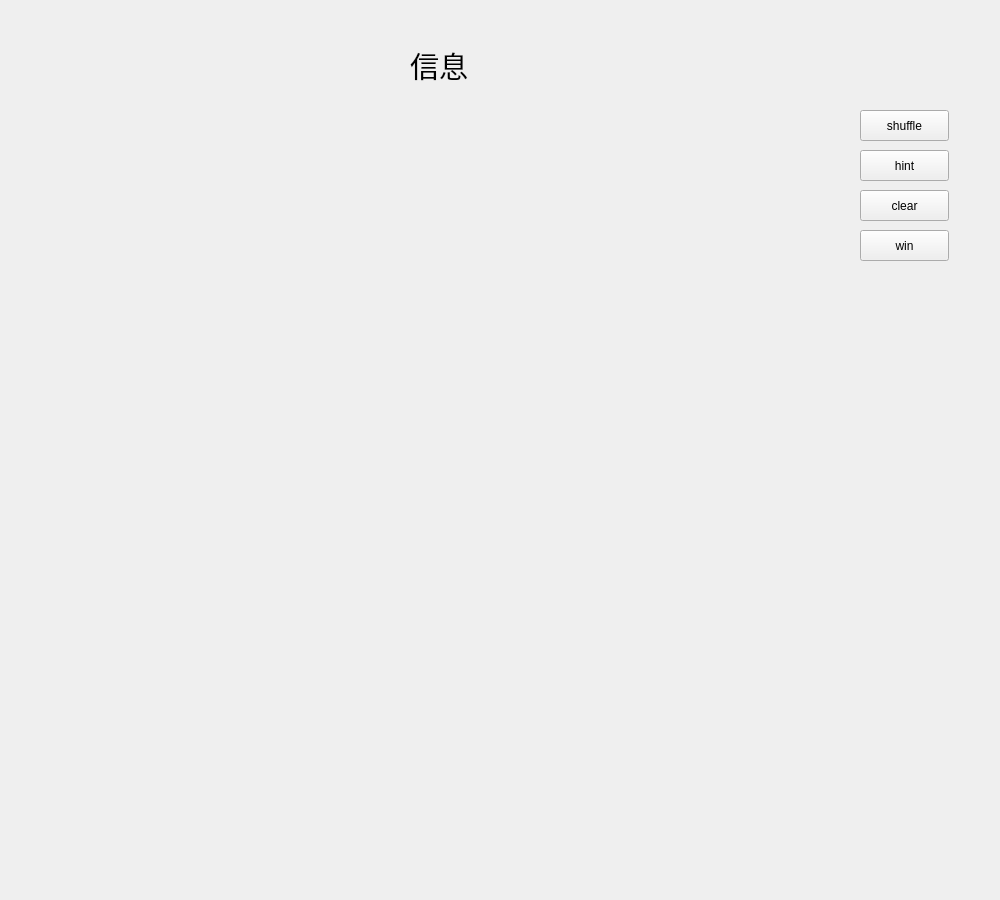
Qt form widgets/widget.ui (creeper12356/QLink-by-creeper) before a commit.
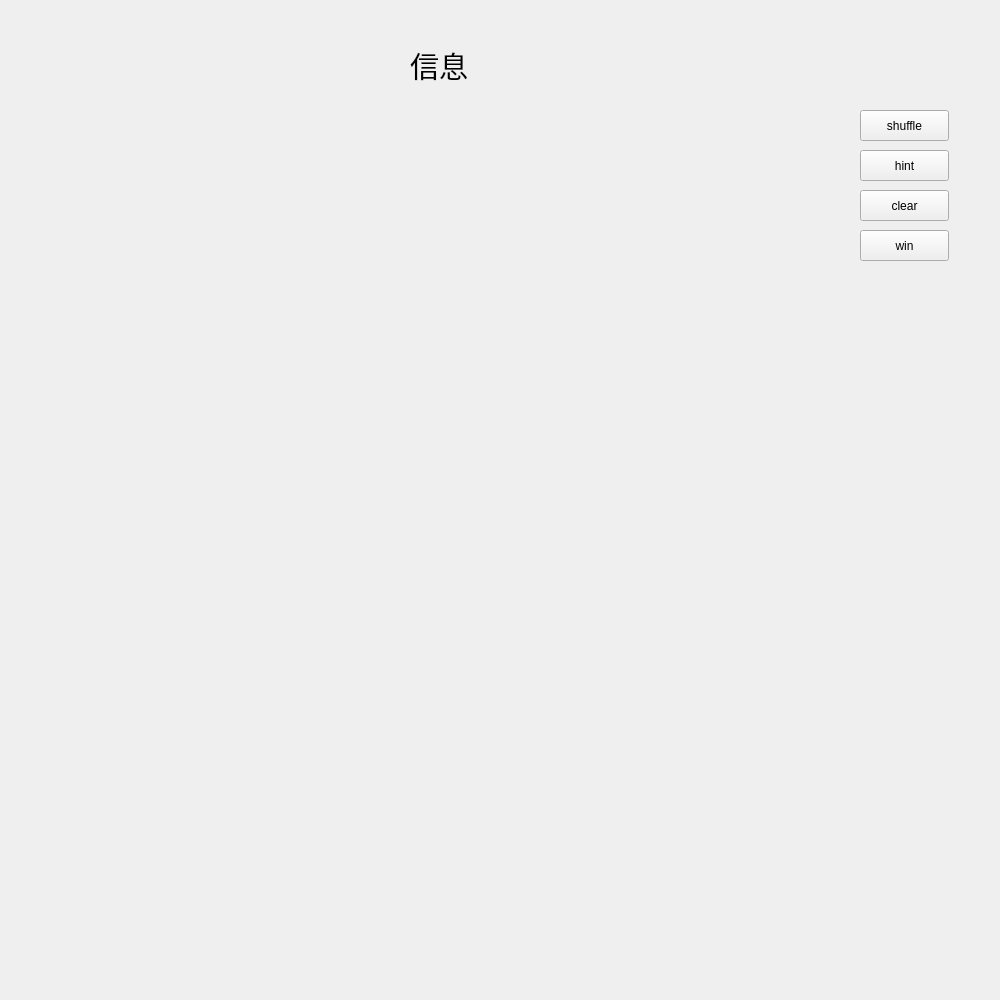
The same form after that commit.

What changed in the file:
```diff
--- a/widgets/widget.ui
+++ b/widgets/widget.ui
@@ -2,12 +2,15 @@
 <ui version="4.0">
  <class>Widget</class>
  <widget class="QWidget" name="Widget">
+  <property name="enabled">
+   <bool>true</bool>
+  </property>
   <property name="geometry">
    <rect>
     <x>0</x>
     <y>0</y>
     <width>1000</width>
-    <height>900</height>
+    <height>1000</height>
    </rect>
   </property>
   <property name="windowTitle">
```
